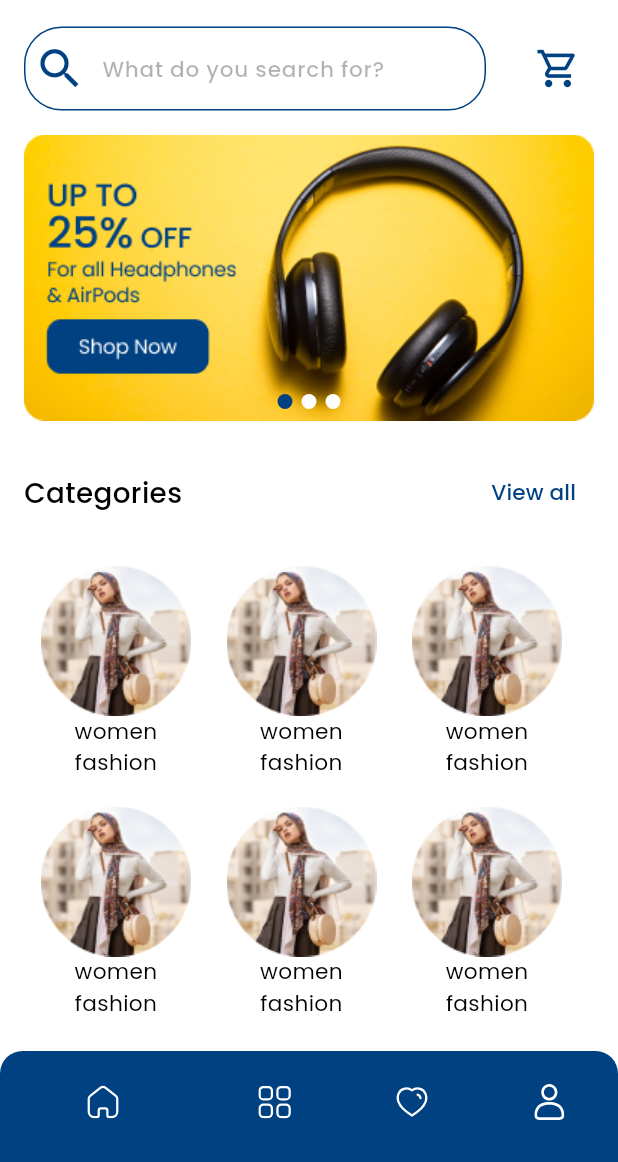
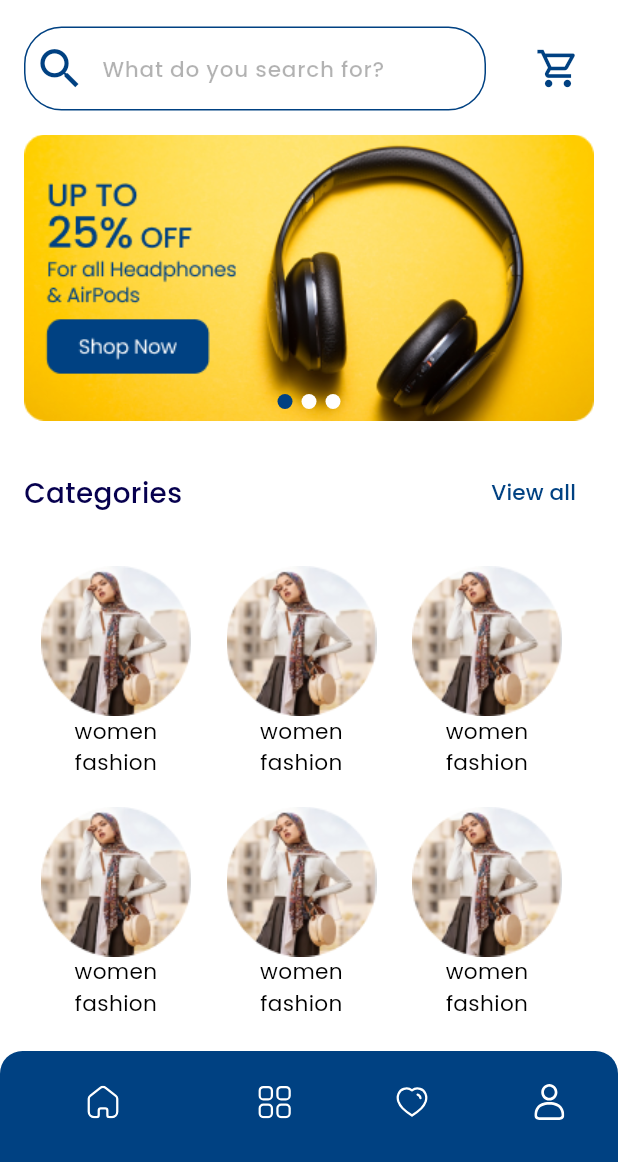
Before and after one commit to MahmoudElgaml/e-comarca, a Flutter app: the screen it shows after launch, on a phone screen of 412 x 824 dp, the part 74-1236 px from its top. Run offline on Flutter 3.47's test engine with Material 3 defaults, Android fonts, the phone set to English and light mode, and no system bars; drawn by our look-alikes of expandable_page_view; our stand-ins replace animated_text_kit, bloc, dartz, device_preview, dio, firebase_core and 7 more; missing offline and left inert: dart:ffi; accounts and stored records are empty; generated files the repository leaves out were written again.

Commit message:
finish app UI

```diff
--- a/lib/core/utils/app_style.dart
+++ b/lib/core/utils/app_style.dart
@@ -19,7 +19,7 @@ class AppStyle {
 
   static TextStyle style18(BuildContext context) {
     return TextStyle(
-      color: Colors.black,
+      color: const Color(0xFF06004E),
       fontSize: responsiveFont(context: context, fontSize: 18),
       fontWeight: FontWeight.w500,
     );
@@ -48,7 +48,7 @@ class AppStyle {
     );
   }
   static TextStyle style11(BuildContext context) {
-    return TextStyle(
+    return const TextStyle(
       color: Color(0x99004182),
       fontSize: 11,
       fontWeight: FontWeight.w400,
--- a/lib/features/category_feature/presentation/widgets/sub_categoryItem.dart
+++ b/lib/features/category_feature/presentation/widgets/sub_categoryItem.dart
@@ -24,7 +24,9 @@ class SupCategoryItem extends StatelessWidget {
         ),
         Text(
           "T-shirts",
-          style: AppStyle.style12(context),
+          style: AppStyle.style12(context).copyWith(
+            color: const Color(0xFF06004E),
+          ),
         )
       ],
     );
--- a/lib/features/home/presentation/pages/home_feature_screen.dart
+++ b/lib/features/home/presentation/pages/home_feature_screen.dart
@@ -41,12 +41,13 @@ class HomeScreen extends StatelessWidget {
                 gridDelegate: const SliverGridDelegateWithFixedCrossAxisCount(
                   crossAxisSpacing: 1,
                   mainAxisSpacing: 1,
-                 childAspectRatio: 1.3,
+                  childAspectRatio: 1.3,
                   crossAxisCount: 2,
                 ),
-                itemBuilder: (context, index) =>
-                    InkWell( onTap:  () => context.go(AppRoute.productsScreen),
-                        child: const CostumeCategory()),
+                itemBuilder: (context, index) => InkWell(
+                  onTap: () => context.push(AppRoute.productsScreen),
+                  child: const CostumeCategory(),
+                ),
                 itemCount: 20,
               ),
             )
```
Also changed, not shown: pubspec.yaml (+10 -12 lines), assets/fonts/Poppins-Light.ttf (added), assets/fonts/Poppins-Medium.ttf (added), assets/fonts/Poppins-Regular.ttf (added), lib/generated/assets.dart.
